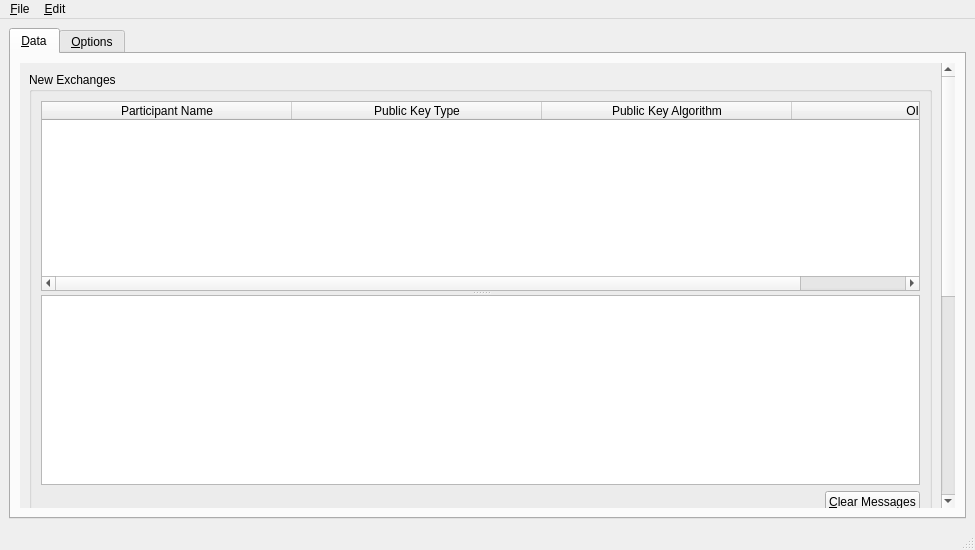
First picture: the form in branches/trunk/UI/spot-on-smpwindow.ui, repository textbrowser/spot-on, before the edit.
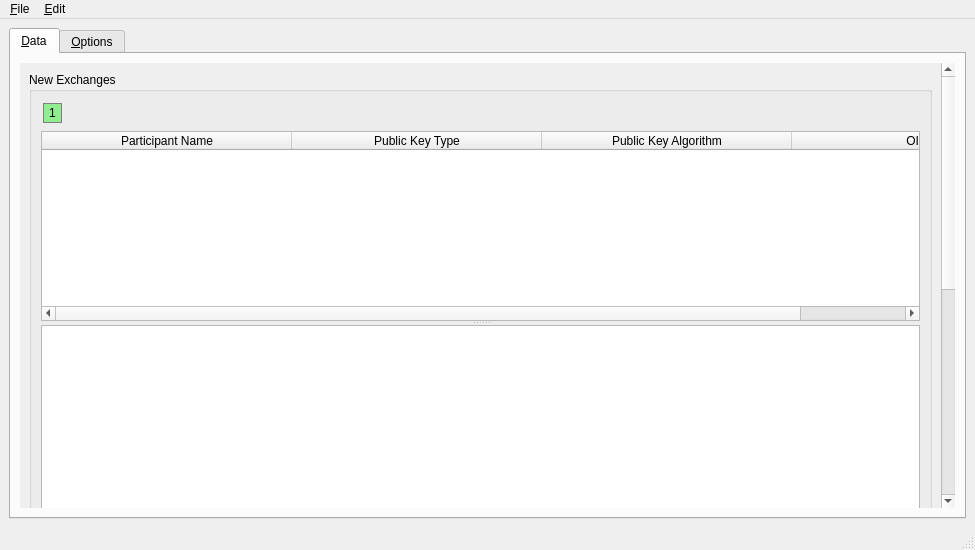
Second picture: the form after the edit. Icons and pictures are not drawn.

Patch:
```diff
--- a/branches/trunk/UI/spot-on-smpwindow.ui
+++ b/branches/trunk/UI/spot-on-smpwindow.ui
@@ -40,7 +40,7 @@
              <x>0</x>
              <y>0</y>
              <width>922</width>
-             <height>912</height>
+             <height>946</height>
             </rect>
            </property>
            <layout class="QVBoxLayout" name="verticalLayout_7">
@@ -50,6 +50,27 @@
                <string>New Exchanges</string>
               </property>
               <layout class="QVBoxLayout" name="verticalLayout_4">
+               <item>
+                <widget class="QLabel" name="label_106">
+                 <property name="sizePolicy">
+                  <sizepolicy hsizetype="Fixed" vsizetype="Fixed">
+                   <horstretch>0</horstretch>
+                   <verstretch>0</verstretch>
+                  </sizepolicy>
+                 </property>
+                 <property name="styleSheet">
+                  <string notr="true">QLabel {
+ border: 1px solid gray;
+ background-color: lightgreen;
+ margin: 2px;
+ padding: 2px;
+ }</string>
+                 </property>
+                 <property name="text">
+                  <string>1</string>
+                 </property>
+                </widget>
+               </item>
                <item>
                 <widget class="QSplitter" name="splitter">
                  <property name="orientation">
```
Left out of the diff: 4 changed lines with no effect on the pictures.
